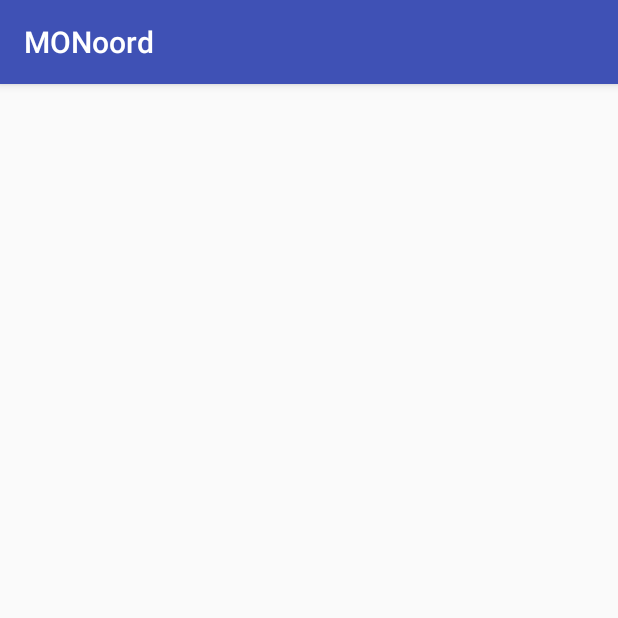
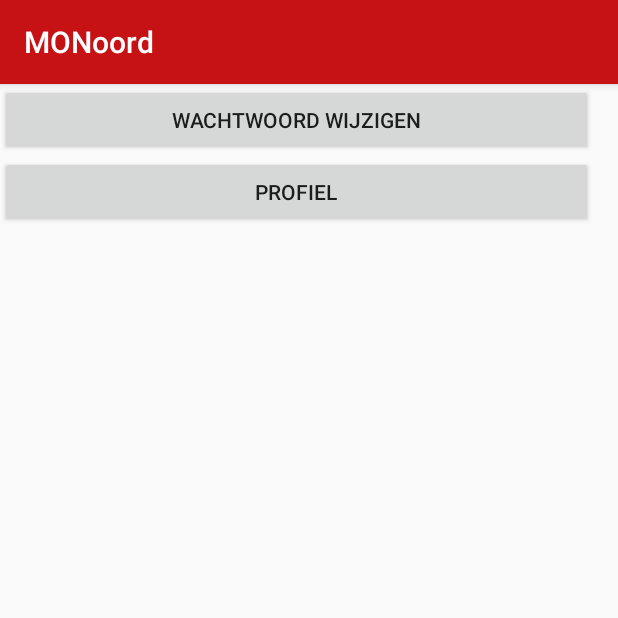
Before and after one commit to svh1998/monoordapp, an Android app: the MainActivity screen opened directly, with no data from a screen before it, on a phone screen of 412 x 824 dp, the top half of it. Run offline under Robolectric (Android 15) with nearby library versions, the phone set to English and light mode, and no system bars.

Commit message:
android color changed

```diff
--- a/app/src/main/java/com/example/svanh/testproject/MainActivity.java
+++ b/app/src/main/java/com/example/svanh/testproject/MainActivity.java
@@ -1,7 +1,11 @@
 package com.example.svanh.testproject;
 
+import android.content.Intent;
 import android.support.v7.app.AppCompatActivity;
 import android.os.Bundle;
+import android.view.View;
+
+import com.example.svanh.testproject.profiel.EditPassword;
 
 public class MainActivity extends AppCompatActivity {
 
@@ -10,4 +14,9 @@ public class MainActivity extends AppCompatActivity {
         super.onCreate(savedInstanceState);
         setContentView(R.layout.activity_main);
     }
+
+    public void ChangePW(View view) {
+        Intent intent = new Intent(this, EditPassword.class);
+        startActivity(intent);
+    }
 }
--- a/app/src/main/res/layout/activity_edit_password.xml
+++ b/app/src/main/res/layout/activity_edit_password.xml
@@ -55,7 +55,9 @@
                 android:layout_toEndOf="@+id/currentpw"
                 android:layout_weight="1"
                 android:text="nieuw wachtwoord:"
+                android:textStyle="bold"
                 android:textSize="18sp"
+                android:textAlignment="center"
                 tools:layout_editor_absoluteX="32dp"
                 tools:layout_editor_absoluteY="156dp" />
 
--- a/app/src/main/res/layout/activity_main.xml
+++ b/app/src/main/res/layout/activity_main.xml
@@ -6,4 +6,25 @@
     android:layout_height="match_parent"
     tools:context="com.example.svanh.testproject.MainActivity">
 
+    <LinearLayout
+        android:layout_width="395dp"
+        android:layout_height="587dp"
+        android:orientation="vertical"
+        tools:layout_editor_absoluteX="8dp"
+        tools:layout_editor_absoluteY="8dp">
+
+        <Button
+            android:id="@+id/button10"
+            android:layout_width="match_parent"
+            android:layout_height="wrap_content"
+            android:onClick="ChangePW"
+            android:text="Wachtwoord wijzigen" />
+
+        <Button
+            android:id="@+id/button11"
+            android:layout_width="match_parent"
+            android:layout_height="wrap_content"
+            android:text="Profiel" />
+
+    </LinearLayout>
 </android.support.constraint.ConstraintLayout>
--- a/app/src/main/res/values/colors.xml
+++ b/app/src/main/res/values/colors.xml
@@ -1,6 +1,6 @@
 <?xml version="1.0" encoding="utf-8"?>
 <resources>
-    <color name="colorPrimary">#3F51B5</color>
+    <color name="colorPrimary">#C61215</color>
     <color name="colorPrimaryDark">#303F9F</color>
-    <color name="colorAccent">#FF4081</color>
+    <color name="colorAccent">#C61217</color>
 </resources>
```
